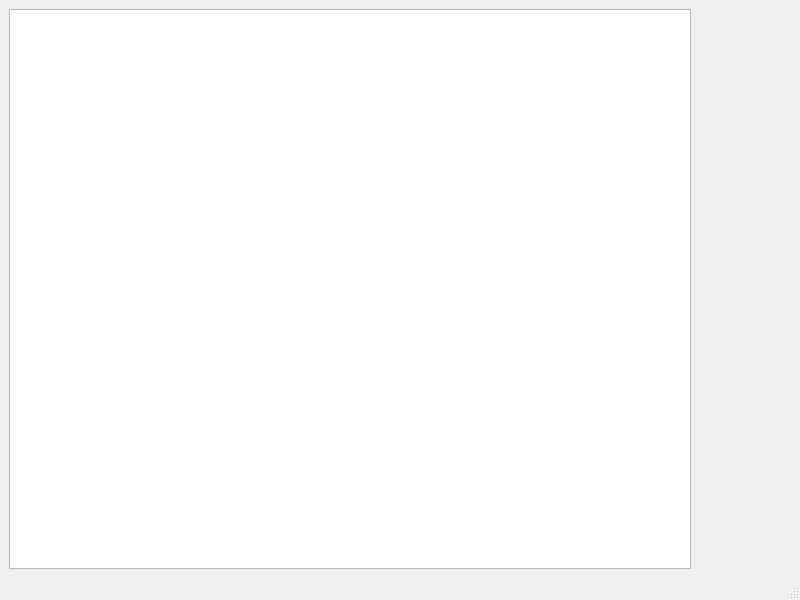
Qt form Game/gui.ui (rhaejr/PythonProjects) before a commit.
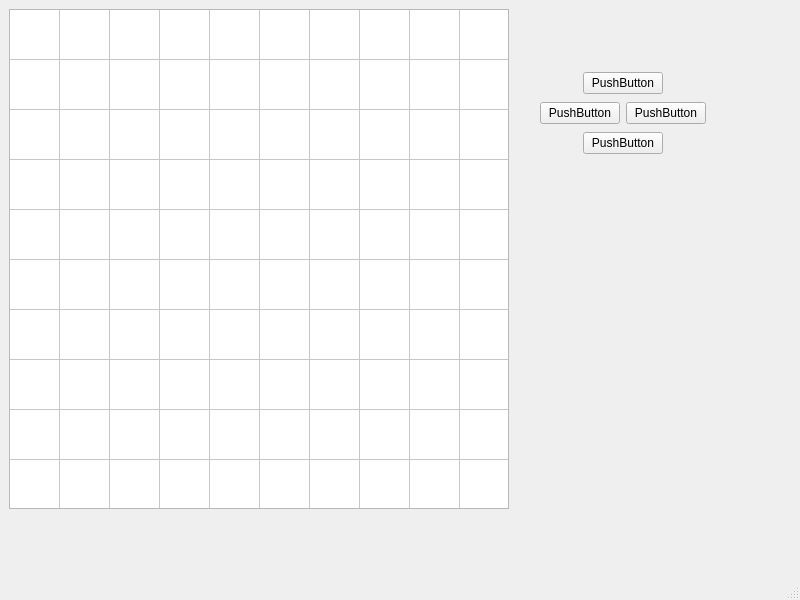
The same form after that commit.

What changed in the file:
```diff
--- a/Game/gui.ui
+++ b/Game/gui.ui
@@ -14,31 +14,188 @@
    <string>MainWindow</string>
   </property>
   <widget class="QWidget" name="centralwidget">
-   <layout class="QHBoxLayout" name="horizontalLayout">
-    <item>
-     <widget class="QTableWidget" name="tableWidget"/>
-    </item>
-    <item>
-     <layout class="QVBoxLayout" name="verticalLayout">
-      <item>
-       <spacer name="horizontalSpacer">
-        <property name="orientation">
-         <enum>Qt::Horizontal</enum>
-        </property>
-        <property name="sizeType">
-         <enum>QSizePolicy::Fixed</enum>
-        </property>
-        <property name="sizeHint" stdset="0">
-         <size>
-          <width>100</width>
-          <height>20</height>
-         </size>
-        </property>
-       </spacer>
-      </item>
-     </layout>
-    </item>
-   </layout>
+   <widget class="QTableWidget" name="tableWidget">
+    <property name="geometry">
+     <rect>
+      <x>9</x>
+      <y>9</y>
+      <width>500</width>
+      <height>500</height>
+     </rect>
+    </property>
+    <property name="sizePolicy">
+     <sizepolicy hsizetype="Fixed" vsizetype="Fixed">
+      <horstretch>0</horstretch>
+      <verstretch>0</verstretch>
+     </sizepolicy>
+    </property>
+    <property name="verticalScrollBarPolicy">
+     <enum>Qt::ScrollBarAlwaysOff</enum>
+    </property>
+    <property name="horizontalScrollBarPolicy">
+     <enum>Qt::ScrollBarAlwaysOff</enum>
+    </property>
+    <property name="alternatingRowColors">
+     <bool>false</bool>
+    </property>
+    <property name="iconSize">
+     <size>
+      <width>50</width>
+      <height>50</height>
+     </size>
+    </property>
+    <property name="sortingEnabled">
+     <bool>false</bool>
+    </property>
+    <property name="rowCount">
+     <number>10</number>
+    </property>
+    <property name="columnCount">
+     <number>10</number>
+    </property>
+    <attribute name="horizontalHeaderVisible">
+     <bool>false</bool>
+    </attribute>
+    <attribute name="horizontalHeaderDefaultSectionSize">
+     <number>50</number>
+    </attribute>
+    <attribute name="horizontalHeaderMinimumSectionSize">
+     <number>50</number>
+    </attribute>
+    <attribute name="verticalHeaderVisible">
+     <bool>false</bool>
+    </attribute>
+    <attribute name="verticalHeaderDefaultSectionSize">
+     <number>50</number>
+    </attribute>
+    <attribute name="verticalHeaderMinimumSectionSize">
+     <number>50</number>
+    </attribute>
+    <row/>
+    <row/>
+    <row/>
+    <row/>
+    <row/>
+    <row/>
+    <row/>
+    <row/>
+    <row/>
+    <row/>
+    <column/>
+    <column/>
+    <column/>
+    <column/>
+    <column/>
+    <column/>
+    <column/>
+    <column/>
+    <column/>
+    <column/>
+   </widget>
+   <widget class="QWidget" name="verticalLayoutWidget">
+    <property name="geometry">
+     <rect>
+      <x>540</x>
+      <y>70</y>
+      <width>166</width>
+      <height>89</height>
+     </rect>
+    </property>
+    <layout class="QVBoxLayout" name="verticalLayout">
+     <item>
+      <layout class="QHBoxLayout" name="horizontalLayout_3">
+       <item>
+        <spacer name="horizontalSpacer_3">
+         <property name="orientation">
+          <enum>Qt::Horizontal</enum>
+         </property>
+         <property name="sizeHint" stdset="0">
+          <size>
+           <width>40</width>
+           <height>20</height>
+          </size>
+         </property>
+        </spacer>
+       </item>
+       <item>
+        <widget class="QPushButton" name="pushButton_5">
+         <property name="text">
+          <string>PushButton</string>
+         </property>
+        </widget>
+       </item>
+       <item>
+        <spacer name="horizontalSpacer_4">
+         <property name="orientation">
+          <enum>Qt::Horizontal</enum>
+         </property>
+         <property name="sizeHint" stdset="0">
+          <size>
+           <width>40</width>
+           <height>20</height>
+          </size>
+         </property>
+        </spacer>
+       </item>
+      </layout>
+     </item>
+     <item>
+      <layout class="QHBoxLayout" name="horizontalLayout">
+       <item>
+        <widget class="QPushButton" name="pushButton_2">
+         <property name="text">
+          <string>PushButton</string>
+         </property>
+        </widget>
+       </item>
+       <item>
+        <widget class="QPushButton" name="pushButton">
+         <property name="text">
+          <string>PushButton</string>
+         </property>
+        </widget>
+       </item>
+      </layout>
+     </item>
+     <item>
+      <layout class="QHBoxLayout" name="horizontalLayout_2">
+       <item>
+        <spacer name="horizontalSpacer_2">
+         <property name="orientation">
+          <enum>Qt::Horizontal</enum>
+         </property>
+         <property name="sizeHint" stdset="0">
+          <size>
+           <width>40</width>
+           <height>20</height>
+          </size>
+         </property>
+        </spacer>
+       </item>
+       <item>
+        <widget class="QPushButton" name="pushButton_3">
+         <property name="text">
+          <string>PushButton</string>
+         </property>
+        </widget>
+       </item>
+       <item>
+        <spacer name="horizontalSpacer">
+         <property name="orientation">
+          <enum>Qt::Horizontal</enum>
+         </property>
+         <property name="sizeHint" stdset="0">
+          <size>
+           <width>40</width>
+           <height>20</height>
+          </size>
+         </property>
+        </spacer>
+       </item>
+      </layout>
+     </item>
+    </layout>
+   </widget>
   </widget>
   <widget class="QMenuBar" name="menubar">
    <property name="geometry">
```
